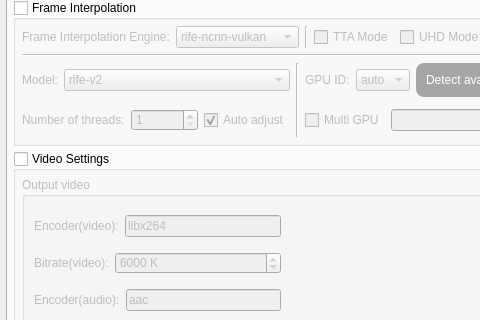
Before: the Qt Designer form SRC/Waifu2x-Extension-QT/mainwindow.ui in AaronFeng753/Waifu2x-Extension-GUI, drawn with Qt 5; both pictures show x 0 to 480 and y 106 to 426 of the 1096 by 737 pixel window.
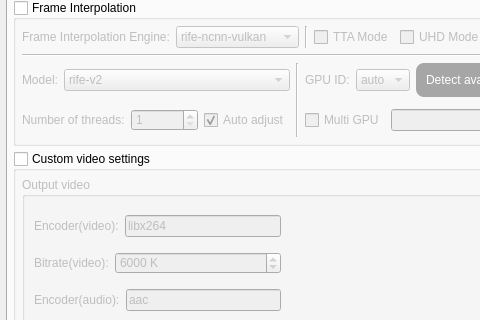
After: the same form once the commit is applied. The open tabs and pages were chosen to show the change. Icons and pictures are not drawn.

Patch:
```diff
--- a/SRC/Waifu2x-Extension-QT/mainwindow.ui
+++ b/SRC/Waifu2x-Extension-QT/mainwindow.ui
@@ -7910,7 +7910,7 @@
             </size>
            </property>
            <property name="title">
-            <string>Video Settings</string>
+            <string>Custom video settings</string>
            </property>
            <property name="checkable">
             <bool>true</bool>
```
